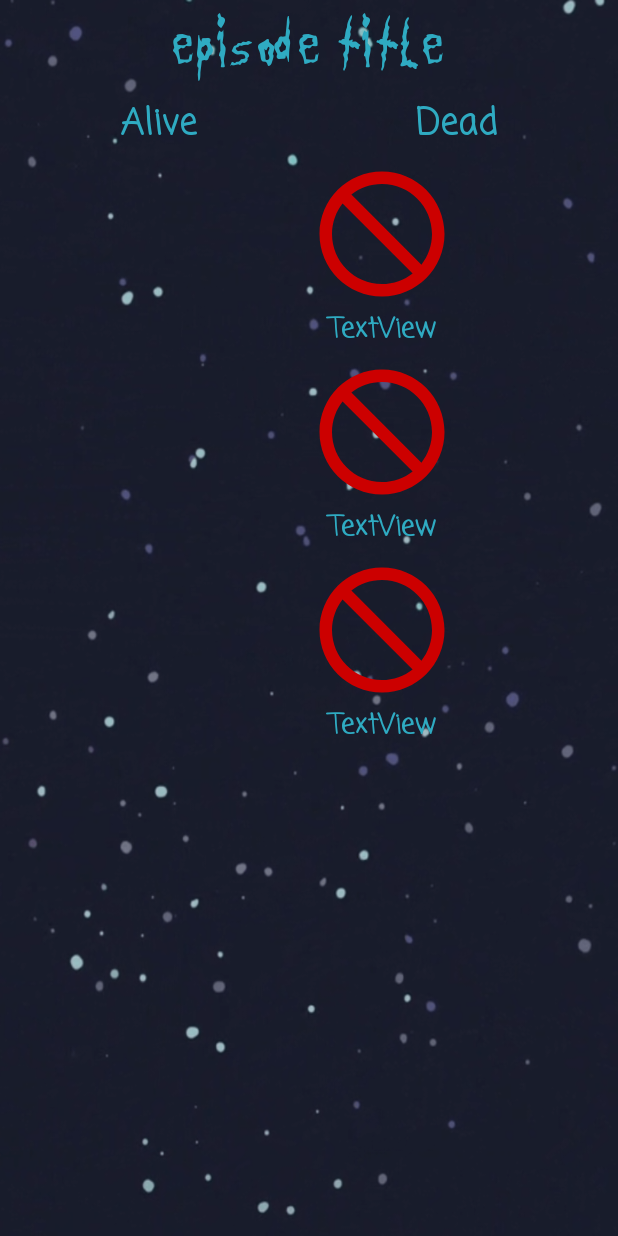
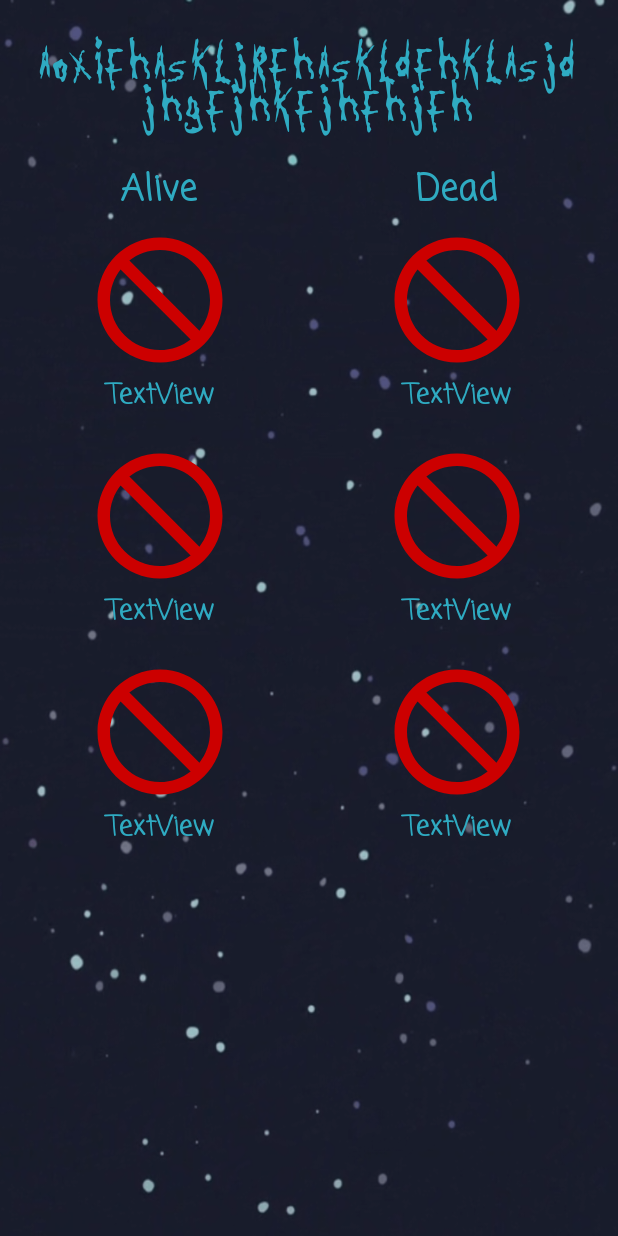
Before and after one commit to stemckillop/android_guestlogix, an Android app: the layout activity_episode.xml on its own in the app's theme, with its tools: preview values and no code run, on a phone screen of 412 x 824 dp. Run offline under Robolectric (Android 15) with nearby library versions, the phone set to English and light mode, and no system bars; network calls fail.

Commit message:
image and dialog box

```diff
--- a/app/build.gradle
+++ b/app/build.gradle
@@ -26,4 +26,5 @@ dependencies {
     testImplementation 'junit:junit:4.12'
     implementation 'com.android.volley:volley:1.1.1'
     implementation 'androidx.recyclerview:recyclerview:1.0.0'
+    implementation 'com.squareup.picasso:picasso:1.1.0'
 }
--- /dev/null
+++ b/app/src/main/res/drawable/dialog_background_frame.xml
@@ -0,0 +1,5 @@
+<shape xmlns:android="http://schemas.android.com/apk/res/android">
+    <corners android:radius="16dp" />
+    <solid android:color="@android:color/white" />
+    <stroke android:color="@color/rickMortyTitleTextForeground" android:width="3dp" android:dashWidth="1dp"/>
+</shape>
--- /dev/null
+++ b/app/src/main/res/drawable/dialog_revive_button.xml
@@ -0,0 +1,4 @@
+<shape xmlns:android="http://schemas.android.com/apk/res/android">
+    <corners android:radius="16dp" />
+    <solid android:color="@android:color/holo_green_light"/>
+</shape>
--- /dev/null
+++ b/app/src/main/res/drawable/dialog_title.xml
@@ -0,0 +1,4 @@
+<shape xmlns:android="http://schemas.android.com/apk/res/android">
+    <corners android:topLeftRadius="16dp" android:bottomLeftRadius="16dp" />
+    <solid android:color="@color/rickMortyTitleTextForeground" />
+</shape>
--- /dev/null
+++ b/app/src/main/res/drawable/dialog_title_bar.xml
@@ -0,0 +1,4 @@
+<shape xmlns:android="http://schemas.android.com/apk/res/android">
+    <corners android:topLeftRadius="16dp" android:topRightRadius="16dp" />
+    <solid android:color="@color/rickMortyTitleTextForeground"/>
+</shape>
--- /dev/null
+++ b/app/src/main/res/drawable/spacer_8dp.xml
@@ -0,0 +1,6 @@
+<shape android:shape="rectangle"
+    xmlns:android="http://schemas.android.com/apk/res/android">
+
+    <size android:height="8dp"/>
+
+</shape>
--- a/app/src/main/res/layout/activity_episode.xml
+++ b/app/src/main/res/layout/activity_episode.xml
@@ -19,12 +19,18 @@
 
     <TextView
         android:id="@+id/episode_lbl_title"
-        android:layout_width="wrap_content"
-        android:layout_height="64dp"
+        android:layout_width="0dp"
+        android:layout_height="wrap_content"
+        android:layout_marginStart="16dp"
+        android:layout_marginLeft="16dp"
+        android:layout_marginTop="16dp"
+        android:layout_marginEnd="16dp"
+        android:layout_marginRight="16dp"
         android:gravity="center"
-        android:text="Episode Title"
+        android:padding="8dp"
+        android:text="aoxifhaskljrfhaskldfhklasjdjhgfjhkfjhfhjfh"
         android:textColor="@color/rickMortyTitleTextForeground"
-        android:textSize="32sp"
+        android:textSize="28sp"
         app:fontFamily="@font/rick"
         app:layout_constraintEnd_toEndOf="parent"
         app:layout_constraintStart_toStartOf="parent"
@@ -36,6 +42,7 @@
         android:layout_height="40dp"
         android:layout_marginStart="8dp"
         android:layout_marginLeft="8dp"
+        android:layout_marginTop="8dp"
         android:layout_marginEnd="8dp"
         android:layout_marginRight="8dp"
         android:orientation="horizontal"
@@ -83,38 +90,25 @@
         app:layout_constraintStart_toStartOf="parent"
         app:layout_constraintTop_toBottomOf="@+id/linearLayout">
 
-        <Space
-            android:layout_width="wrap_content"
-            android:layout_height="wrap_content"
-            android:layout_weight="1" />
-
         <androidx.recyclerview.widget.RecyclerView
             android:id="@+id/episode_alive_list"
-            android:layout_width="wrap_content"
+            android:layout_width="match_parent"
             android:layout_height="match_parent"
             android:layout_gravity="center_horizontal"
-            tools:listitem="@layout/listview_alive">
-
-        </androidx.recyclerview.widget.RecyclerView>
-
-        <Space
-            android:layout_width="wrap_content"
-            android:layout_height="wrap_content"
-            android:layout_weight="1" />
-
-        <androidx.recyclerview.widget.RecyclerView
-            android:id="@+id/episode_dead_list"
-            android:layout_width="wrap_content"
-            android:layout_height="match_parent"
-            android:layout_gravity="center_horizontal"
+            android:layout_weight="1"
             tools:listitem="@layout/listview_dead">
 
         </androidx.recyclerview.widget.RecyclerView>
 
-        <Space
-            android:layout_width="wrap_content"
-            android:layout_height="wrap_content"
-            android:layout_weight="1" />
+        <androidx.recyclerview.widget.RecyclerView
+            android:id="@+id/episode_dead_list"
+            android:layout_width="match_parent"
+            android:layout_height="match_parent"
+            android:layout_gravity="center_horizontal"
+            android:layout_weight="1"
+            tools:listitem="@layout/listview_dead">
+
+        </androidx.recyclerview.widget.RecyclerView>
 
     </LinearLayout>
 
--- a/app/src/main/res/layout/listview_dead.xml
+++ b/app/src/main/res/layout/listview_dead.xml
@@ -2,14 +2,15 @@
 <LinearLayout xmlns:android="http://schemas.android.com/apk/res/android"
     xmlns:app="http://schemas.android.com/apk/res-auto"
     xmlns:tools="http://schemas.android.com/tools"
-    android:layout_width="wrap_content"
+    android:layout_width="match_parent"
     android:layout_height="wrap_content"
     android:layout_margin="2dp"
     android:orientation="vertical">
 
     <androidx.constraintlayout.widget.ConstraintLayout
         android:layout_width="wrap_content"
-        android:layout_height="wrap_content">
+        android:layout_height="wrap_content"
+        android:layout_gravity="center_horizontal">
 
         <ImageView
             android:id="@+id/list_alive_image"
@@ -46,4 +47,8 @@
         android:textSize="18sp"
         android:textStyle="bold"
         app:fontFamily="casual" />
+
+    <Space
+        android:layout_width="match_parent"
+        android:layout_height="12dp" />
 </LinearLayout>
```
Also changed, not shown: app/src/main/java/com/squishy/rickandmortyguide/activities/EpisodeActivity.java (+59 -6 lines), app/src/main/java/com/squishy/rickandmortyguide/adapter/CharacterAdapter.java (+48 -1 lines), app/src/main/java/com/squishy/rickandmortyguide/dialog/CharacterDialog.java (added, +55 -0 lines), app/src/main/java/com/squishy/rickandmortyguide/models/Character.java (+11 -1 lines), app/src/main/java/com/squishy/rickandmortyguide/requests/GetCharacters.java (+5 -4 lines), app/src/main/res/layout/dialog_character.xml (added, +165 -0 lines).
